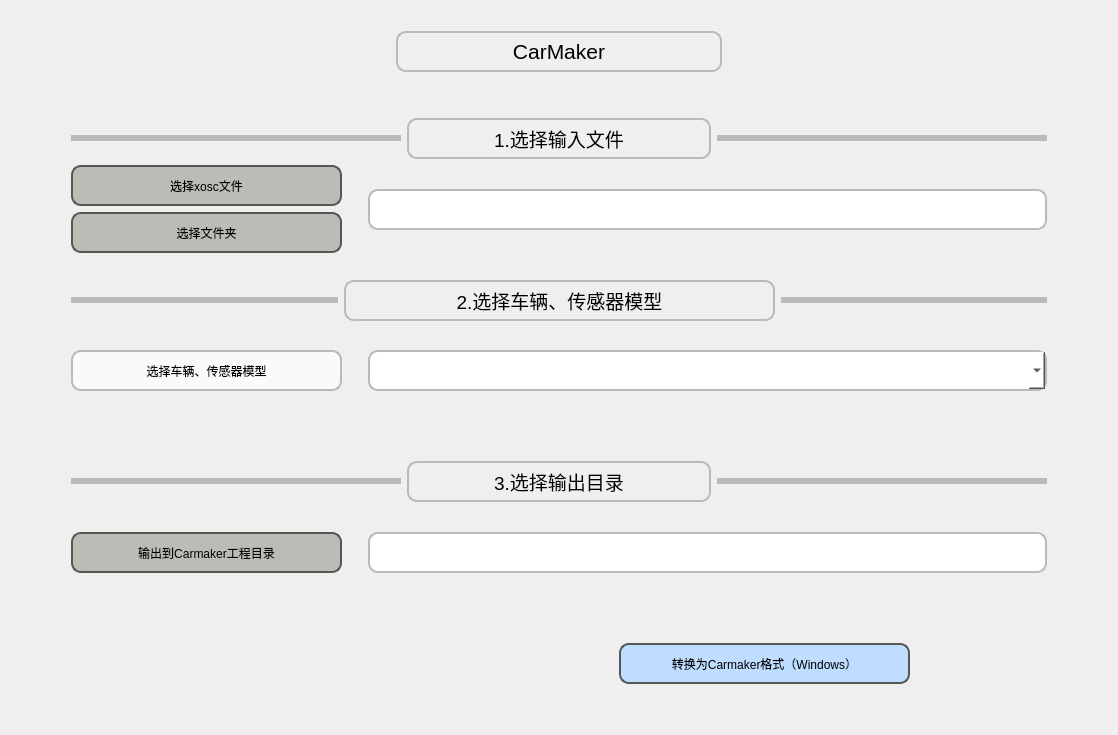
Old version of the form OpenX/window/window_carmaker.ui in the repository iMustanga/OpenX_File_Change.
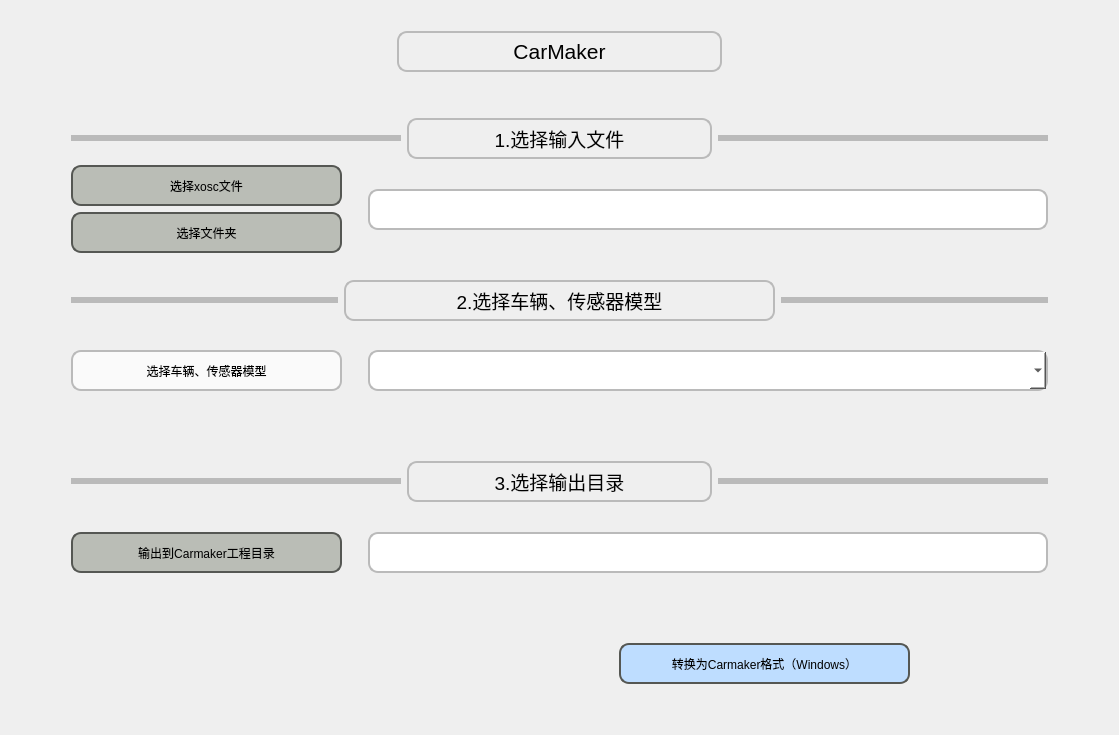
New version of the form.

What changed in the file:
```diff
--- a/OpenX/window/window_carmaker.ui
+++ b/OpenX/window/window_carmaker.ui
@@ -6,7 +6,7 @@
    <rect>
     <x>0</x>
     <y>0</y>
-    <width>1118</width>
+    <width>1119</width>
     <height>735</height>
    </rect>
   </property>
```
Left out of the diff: 2 changed lines with no effect on the pictures.
